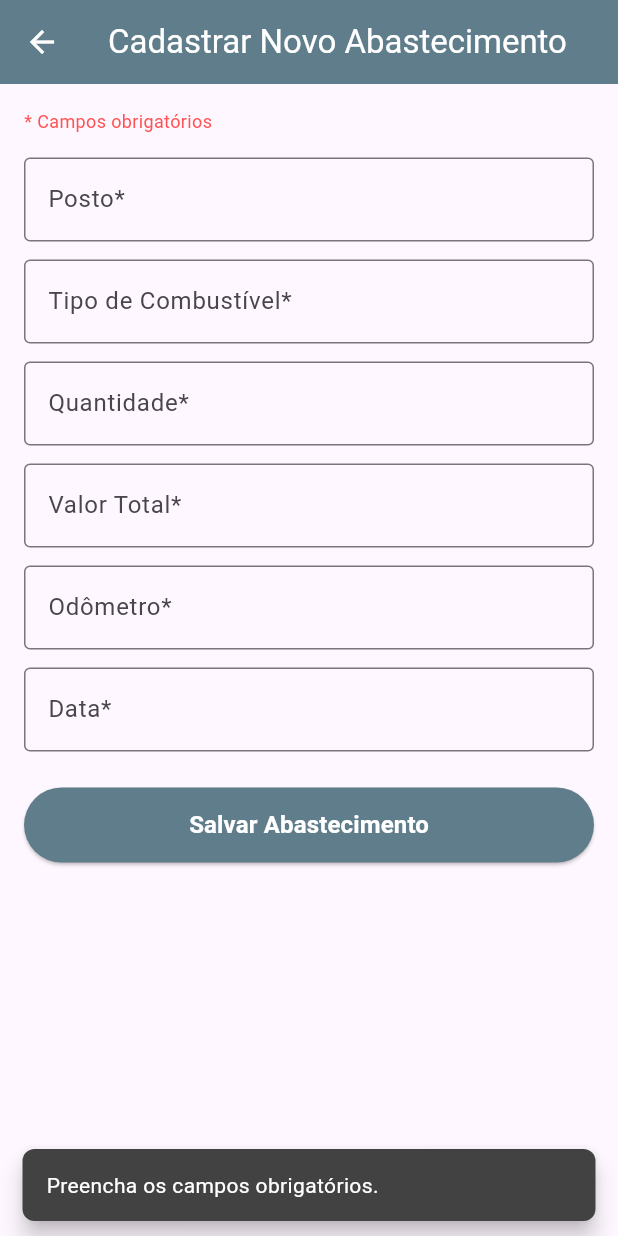
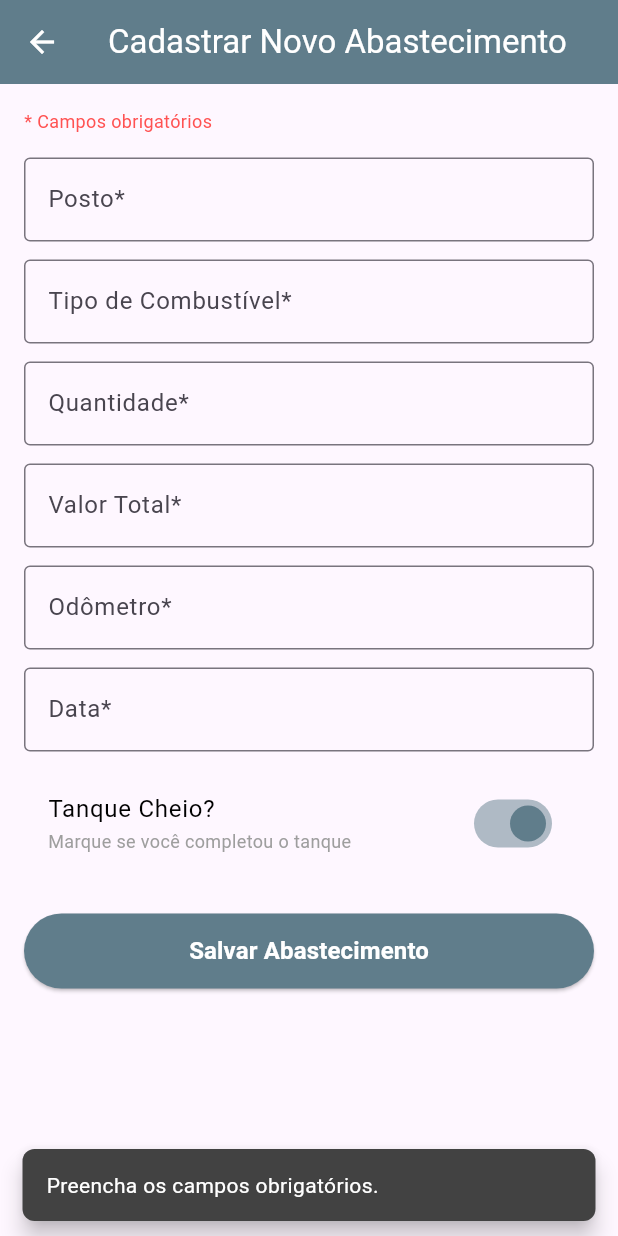
Before and after one commit to Matheus-Nardi/opala, a Flutter app: the CadastroAbastecimentoScreen screen opened directly, after a tap on "Salvar Abastecimento", on a phone screen of 412 x 824 dp. Run offline on Flutter 3.47's test engine with Material 3 defaults, Android fonts, the phone set to English and light mode, and no system bars.

Commit message:
fix: atualiza logica do calculo de consumo medio utilzando tanque cheio

```diff
--- a/lib/models/abastecimento.dart
+++ b/lib/models/abastecimento.dart
@@ -5,6 +5,7 @@ class Abastecimento {
   final double quantidade;
   final double valorTotal;
   final double odometro;
+  final bool tanqueCheio;
   final DateTime data;
 
   Abastecimento({
@@ -15,5 +16,6 @@ class Abastecimento {
     required this.valorTotal,
     required this.odometro,
     required this.data,
+    this.tanqueCheio = true,
   });
 }
--- a/lib/screens/cadastro_abastecimento_screen.dart
+++ b/lib/screens/cadastro_abastecimento_screen.dart
@@ -19,6 +19,7 @@ class _CadastroAbastecimentoScreenState
   final _valorTotalController = TextEditingController();
   final _odometroController = TextEditingController();
   final _dataController = TextEditingController();
+  bool _tanqueCheio = true;
 
   @override
   void dispose() {
@@ -47,6 +48,10 @@ class _CadastroAbastecimentoScreenState
         );
         return;
       }
+      // Capturamos as referências ANTES do pop para evitar usar o context de um widget já fechado
+      final navigator = Navigator.of(context);
+      final messenger = ScaffoldMessenger.of(context);
+
       final novoAbastecimento = Abastecimento(
         id: DateTime.now().millisecondsSinceEpoch,
         posto: _postoController.text,
@@ -54,11 +59,14 @@ class _CadastroAbastecimentoScreenState
         quantidade: double.tryParse(_quantidadeController.text) ?? 0,
         valorTotal: double.tryParse(_valorTotalController.text) ?? 0,
         odometro: double.tryParse(_odometroController.text) ?? 0,
+        tanqueCheio: _tanqueCheio,
         data: DateTime.tryParse(_dataController.text) ?? DateTime.now(),
       );
 
-      SnackbarWidget.mostrar(context, 'Abastecimento adicionado com sucesso!');
-      Navigator.pop(context, novoAbastecimento);
+      messenger.showSnackBar(
+        const SnackBar(content: Text('Abastecimento adicionado com sucesso!')),
+      );
+      navigator.pop(novoAbastecimento);
     }
 
     return Scaffold(
@@ -129,6 +137,22 @@ class _CadastroAbastecimentoScreenState
                 border: OutlineInputBorder(),
               ),
             ),
+            const SizedBox(height: 12),
+            SwitchListTile(
+              title: const TextoFormatado('Tanque Cheio?', tamanho: 16),
+              subtitle: const TextoFormatado(
+                'Marque se você completou o tanque',
+                tamanho: 12,
+                cor: Colors.grey,
+              ),
+              value: _tanqueCheio,
+              onChanged: (bool value) {
+                setState(() {
+                  _tanqueCheio = value;
+                });
+              },
+              activeColor: Colors.blueGrey,
+            ),
             const SizedBox(height: 24),
             SizedBox(
               width: double.infinity,
--- a/lib/widgets/card_veiculo_widget.dart
+++ b/lib/widgets/card_veiculo_widget.dart
@@ -91,10 +91,12 @@ class CardVeiculoWidget extends StatelessWidget {
                       cor: Colors.grey.shade600,
                     ),
                     TextoFormatado(
-                      veiculo.mediaKmLitro > 0 ? veiculo.mediaKmLitro.toStringAsFixed(1) : '--',
+                      veiculo.ultimoConsumoSeguro > 0
+                        ? veiculo.ultimoConsumoSeguro.toStringAsFixed(1)
+                        : (veiculo.mediaGlobal > 0 ? '${veiculo.mediaGlobal.toStringAsFixed(1)} (Global)' : '--'),
                       tamanho: 16,
                       peso: FontWeight.bold,
-                      cor: Colors.blueGrey.shade800,
+                      cor: veiculo.ultimoConsumoSeguro > 0 ? Colors.blueGrey.shade800 : Colors.blueGrey.shade400,
                     ),
                   ],
                 ),
```
Also changed, not shown: lib/models/veiculo.dart (+46 -9 lines), lib/screens/cadastro_veiculo_screen.dart (+8 -2 lines), lib/widgets/card_abastecimento_widget.dart (+24 -2 lines), 1 other file.
